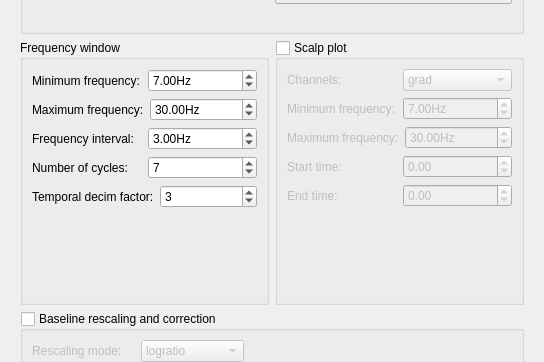
First picture: the form in qt4Designer_ui_files/TFRtopologyUi.ui, repository cibr-jyu/meggie, before the edit; both pictures show x 0 to 544 and y 139 to 501 of the 544 by 735 pixel window.
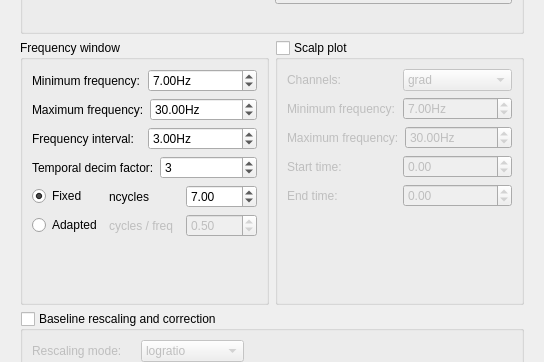
Second picture: the form after the edit.

The edit to the form file:
```diff
--- a/qt4Designer_ui_files/TFRtopologyUi.ui
+++ b/qt4Designer_ui_files/TFRtopologyUi.ui
@@ -28,7 +28,7 @@
         <x>0</x>
         <y>0</y>
         <width>526</width>
-        <height>534</height>
+        <height>546</height>
        </rect>
       </property>
       <property name="minimumSize">
@@ -228,19 +228,6 @@
           <string>Frequency window</string>
          </property>
          <layout class="QGridLayout" name="gridLayout_5">
-          <item row="2" column="1">
-           <spacer name="verticalSpacer">
-            <property name="orientation">
-             <enum>Qt::Vertical</enum>
-            </property>
-            <property name="sizeHint" stdset="0">
-             <size>
-              <width>20</width>
-              <height>40</height>
-             </size>
-            </property>
-           </spacer>
-          </item>
           <item row="1" column="1">
            <layout class="QVBoxLayout" name="verticalLayout_6">
             <item>
@@ -324,27 +311,6 @@
               </item>
              </layout>
             </item>
-            <item>
-             <layout class="QHBoxLayout" name="horizontalLayout_2">
-              <item>
-               <widget class="QLabel" name="labelNcycles">
-                <property name="text">
-                 <string>Number of cycles:</string>
-                </property>
-               </widget>
-              </item>
-              <item>
-               <widget class="QSpinBox" name="spinBoxNcycles">
-                <property name="minimum">
-                 <number>1</number>
-                </property>
-                <property name="value">
-                 <number>7</number>
-                </property>
-               </widget>
-              </item>
-             </layout>
-            </item>
             <item>
              <layout class="QHBoxLayout" name="horizontalLayout_8">
               <item>
@@ -365,6 +331,106 @@
             </item>
            </layout>
           </item>
+          <item row="3" column="1">
+           <spacer name="verticalSpacer">
+            <property name="orientation">
+             <enum>Qt::Vertical</enum>
+            </property>
+            <property name="sizeHint" stdset="0">
+             <size>
+              <width>20</width>
+              <height>40</height>
+             </size>
+            </property>
+           </spacer>
+          </item>
+          <item row="2" column="1">
+           <layout class="QVBoxLayout" name="verticalLayout_3">
+            <item>
+             <layout class="QHBoxLayout" name="horizontalLayout_18">
+              <item>
+               <widget class="QRadioButton" name="radioButtonFixed">
+                <property name="text">
+                 <string>Fixed</string>
+                </property>
+                <property name="checked">
+                 <bool>true</bool>
+                </property>
+               </widget>
+              </item>
+              <item>
+               <widget class="QLabel" name="ncyclesLabel">
+                <property name="text">
+                 <string>ncycles</string>
+                </property>
+               </widget>
+              </item>
+              <item>
+               <widget class="QDoubleSpinBox" name="doubleSpinBoxNcycles">
+                <property name="minimum">
+                 <double>1.000000000000000</double>
+                </property>
+                <property name="maximum">
+                 <double>100.000000000000000</double>
+                </property>
+                <property name="value">
+                 <double>7.000000000000000</double>
+                </property>
+               </widget>
+              </item>
+             </layout>
+            </item>
+            <item>
+             <layout class="QHBoxLayout" name="horizontalLayout_19">
+              <item>
+               <widget class="QRadioButton" name="radioButtonAdapted">
+                <property name="toolTip">
+                 <string>&lt;html&gt;&lt;head/&gt;&lt;body&gt;&lt;p&gt;You can define different number of cycles for each frequency of interest. The defined factor is multiplied by the frequency in hertz to get the number of cycles (ncycles = freq * factor). For instance, with a factor of 0.5, frequencies of 2, 4 and 6 tranlslate to morlet wavelets with cycles of 1, 2 and 3.&lt;/p&gt;&lt;/body&gt;&lt;/html&gt;</string>
+                </property>
+                <property name="text">
+                 <string>Adapted</string>
+                </property>
+               </widget>
+              </item>
+              <item>
+               <widget class="QLabel" name="label_7">
+                <property name="enabled">
+                 <bool>false</bool>
+                </property>
+                <property name="toolTip">
+                 <string>&lt;html&gt;&lt;head/&gt;&lt;body&gt;&lt;p&gt;You can define different number of cycles for each frequency of interest. The defined factor is multiplied by the frequency in hertz to get the number of cycles (ncycles = freq * factor). For instance, with a factor of 0.5, frequencies of 2, 4 and 6 tranlslate to morlet wavelets with cycles of 1, 2 and 3.&lt;/p&gt;&lt;/body&gt;&lt;/html&gt;</string>
+                </property>
+                <property name="text">
+                 <string>cycles / freq</string>
+                </property>
+               </widget>
+              </item>
+              <item>
+               <widget class="QDoubleSpinBox" name="doubleSpinBoxCycleFactor">
+                <property name="enabled">
+                 <bool>false</bool>
+                </property>
+                <property name="toolTip">
+                 <string>&lt;html&gt;&lt;head/&gt;&lt;body&gt;&lt;p&gt;You can define different number of cycles for each frequency of interest. The defined factor is multiplied by the frequency in hertz to get the number of cycles (ncycles = freq * factor). For instance, with a factor of 0.5, frequencies of 2, 4 and 6 tranlslate to morlet wavelets with cycles of 1, 2 and 3.&lt;/p&gt;&lt;/body&gt;&lt;/html&gt;</string>
+                </property>
+                <property name="minimum">
+                 <double>0.010000000000000</double>
+                </property>
+                <property name="maximum">
+                 <double>2.000000000000000</double>
+                </property>
+                <property name="singleStep">
+                 <double>0.100000000000000</double>
+                </property>
+                <property name="value">
+                 <double>0.500000000000000</double>
+                </property>
+               </widget>
+              </item>
+             </layout>
+            </item>
+           </layout>
+          </item>
          </layout>
         </widget>
        </item>
```
Left out of the diff: 565 changed lines with no effect on the pictures.
